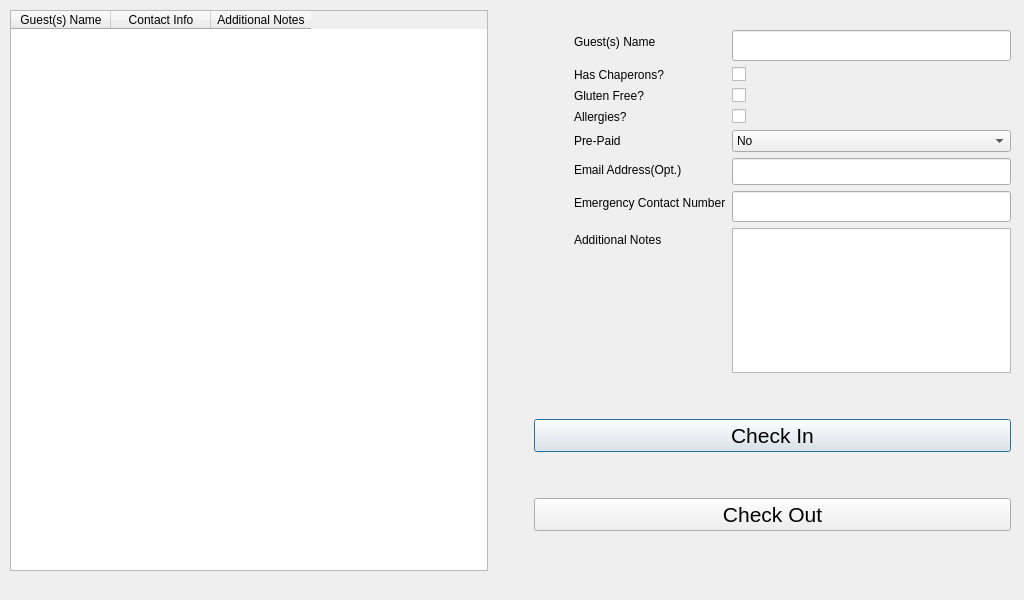
This is dialog_guestlist.ui in Axelm3sh/Bounce-E as Qt 5 draws it before an edit. The edited form follows.
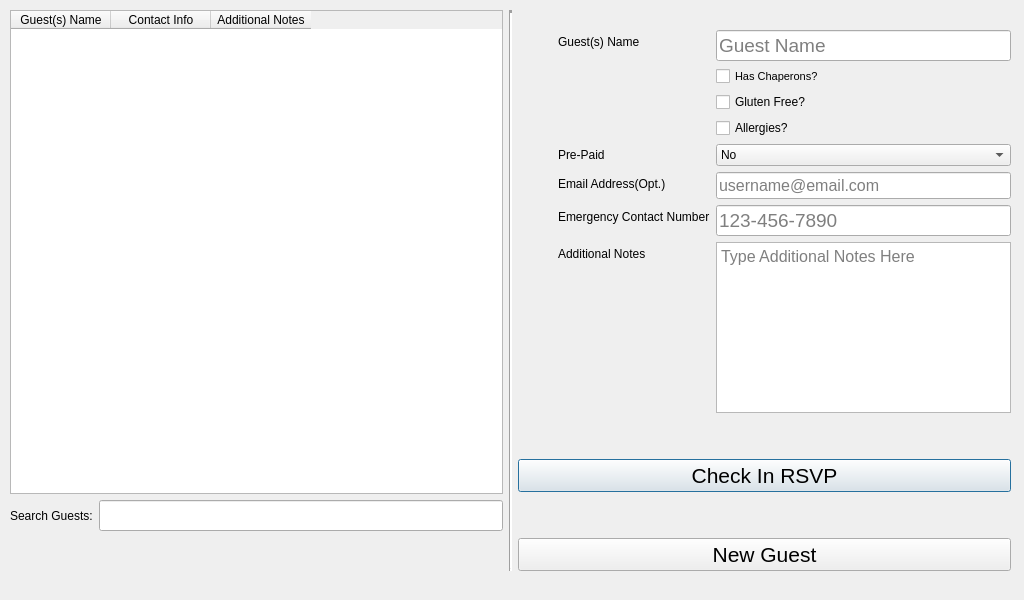
This is the edited form.

What changed in the file:
```diff
--- a/dialog_guestlist.ui
+++ b/dialog_guestlist.ui
@@ -30,6 +30,8 @@
    </property>
    <layout class="QHBoxLayout" name="horizontalLayout">
     <item>
+     <layout class="QVBoxLayout" name="verticalLayout_5">
+      <item>
      <widget class="QTableWidget" name="GuestList_tableWidget">
       <property name="sizePolicy">
        <sizepolicy hsizetype="Expanding" vsizetype="Expanding">
@@ -55,20 +57,55 @@
      </widget>
     </item>
     <item>
-     <spacer name="horizontalSpacer">
+       <layout class="QHBoxLayout" name="horizontalLayout_3">
+        <item>
+         <widget class="QLabel" name="label">
+          <property name="text">
+           <string>Search Guests:</string>
+          </property>
+         </widget>
+        </item>
+        <item>
+         <widget class="QLineEdit" name="GuestList_SearchBar">
+          <property name="font">
+           <font>
+            <pointsize>14</pointsize>
+           </font>
+          </property>
+         </widget>
+        </item>
+       </layout>
+      </item>
+      <item>
+       <spacer name="verticalSpacer_4">
       <property name="orientation">
-       <enum>Qt::Horizontal</enum>
+         <enum>Qt::Vertical</enum>
       </property>
       <property name="sizeType">
-       <enum>QSizePolicy::Fixed</enum>
+         <enum>QSizePolicy::Minimum</enum>
       </property>
       <property name="sizeHint" stdset="0">
        <size>
-        <width>40</width>
-        <height>20</height>
+          <width>20</width>
+          <height>40</height>
        </size>
       </property>
      </spacer>
+      </item>
+     </layout>
+    </item>
+    <item>
+     <widget class="Line" name="line">
+      <property name="frameShadow">
+       <enum>QFrame::Sunken</enum>
+      </property>
+      <property name="lineWidth">
+       <number>3</number>
+      </property>
+      <property name="orientation">
+       <enum>Qt::Vertical</enum>
+      </property>
+     </widget>
     </item>
     <item>
      <layout class="QVBoxLayout" name="verticalLayout">
@@ -133,12 +170,11 @@
               <property name="text">
                <string/>
               </property>
-             </widget>
-            </item>
-            <item row="1" column="0">
-             <widget class="QLabel" name="hasChaperonsLabel">
-              <property name="text">
-               <string>Has Chaperons?</string>
+              <property name="readOnly">
+               <bool>true</bool>
+              </property>
+              <property name="placeholderText">
+               <string>Guest Name</string>
               </property>
              </widget>
             </item>
@@ -150,27 +186,29 @@
                 <verstretch>0</verstretch>
                </sizepolicy>
               </property>
-             </widget>
-            </item>
-            <item row="2" column="0">
-             <widget class="QLabel" name="glutenFreeLabel">
+              <property name="font">
+               <font>
+                <pointsize>8</pointsize>
+               </font>
+              </property>
               <property name="text">
-               <string>Gluten Free?</string>
+               <string>Has Chaperons?</string>
               </property>
              </widget>
             </item>
             <item row="2" column="1">
-             <widget class="QCheckBox" name="glutenFreeCheckBox"/>
-            </item>
-            <item row="3" column="0">
-             <widget class="QLabel" name="allergiesLabel">
+             <widget class="QCheckBox" name="glutenFreeCheckBox">
               <property name="text">
-               <string>Allergies?</string>
+               <string>Gluten Free?</string>
               </property>
              </widget>
             </item>
             <item row="3" column="1">
-             <widget class="QCheckBox" name="allergiesCheckBox"/>
+             <widget class="QCheckBox" name="allergiesCheckBox">
+              <property name="text">
+               <string>Allergies?</string>
+              </property>
+             </widget>
             </item>
             <item row="4" column="0">
              <widget class="QLabel" name="prePaidLabel">
@@ -218,6 +256,12 @@
                 <pointsize>14</pointsize>
                </font>
               </property>
+              <property name="text">
+               <string/>
+              </property>
+              <property name="placeholderText">
+               <string>123-456-7890</string>
+              </property>
              </widget>
             </item>
             <item row="7" column="0">
@@ -228,7 +272,16 @@
              </widget>
             </item>
             <item row="7" column="1">
-             <widget class="QPlainTextEdit" name="additionalNotesplainTextEdit"/>
+             <widget class="QPlainTextEdit" name="additionalNotesplainTextEdit">
+              <property name="font">
+               <font>
+                <pointsize>12</pointsize>
+               </font>
+              </property>
+              <property name="placeholderText">
+               <string>Type Additional Notes Here</string>
+              </property>
+             </widget>
             </item>
             <item row="5" column="0">
              <widget class="QLabel" name="emailAddressOptLabel">
@@ -244,6 +297,9 @@
                 <pointsize>12</pointsize>
                </font>
               </property>
+              <property name="placeholderText">
+               <string>username@email.com</string>
+              </property>
              </widget>
             </item>
            </layout>
@@ -287,7 +343,7 @@
            <enum>Qt::LeftToRight</enum>
           </property>
           <property name="text">
-           <string>Check In</string>
+           <string>Check In RSVP</string>
           </property>
          </widget>
         </item>
@@ -324,26 +380,10 @@
            <enum>Qt::LeftToRight</enum>
           </property>
           <property name="text">
-           <string>Check Out</string>
+           <string>New Guest</string>
           </property>
          </widget>
         </item>
-        <item>
-         <spacer name="verticalSpacer_2">
-          <property name="orientation">
-           <enum>Qt::Vertical</enum>
-          </property>
-          <property name="sizeType">
-           <enum>QSizePolicy::Fixed</enum>
-          </property>
-          <property name="sizeHint" stdset="0">
-           <size>
-            <width>20</width>
-            <height>40</height>
-           </size>
-          </property>
-         </spacer>
-        </item>
        </layout>
       </item>
      </layout>
```
Left out of the diff: 5 changed lines with no effect on the pictures. Lines whose indentation alone changed are shown as unchanged.
